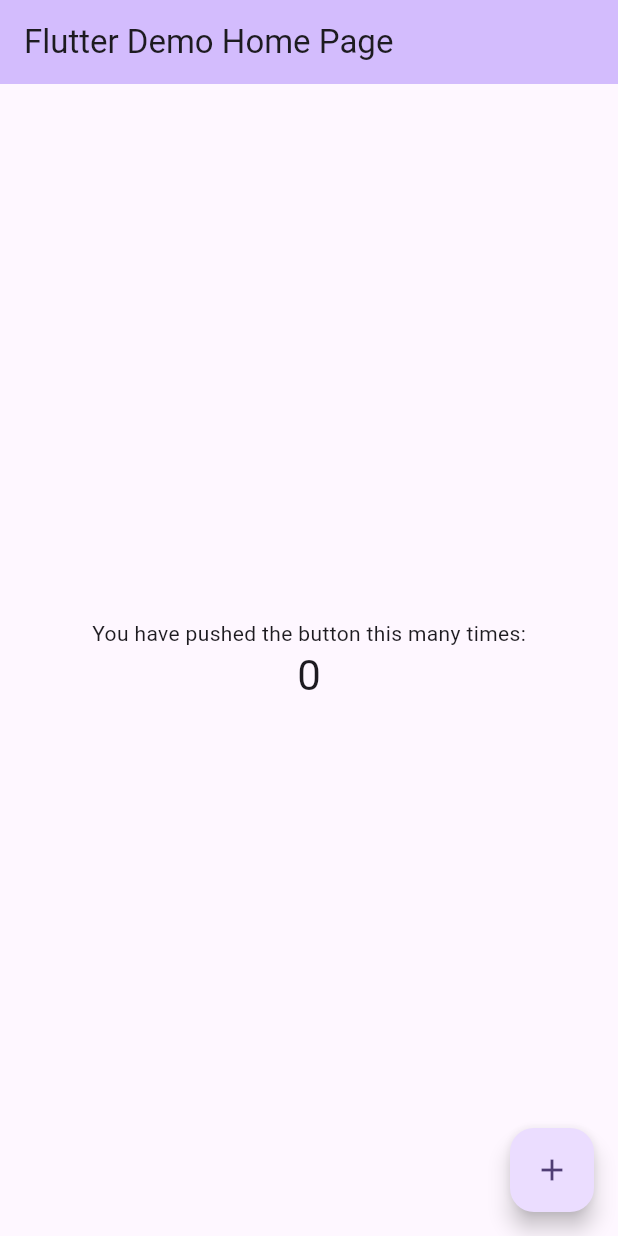
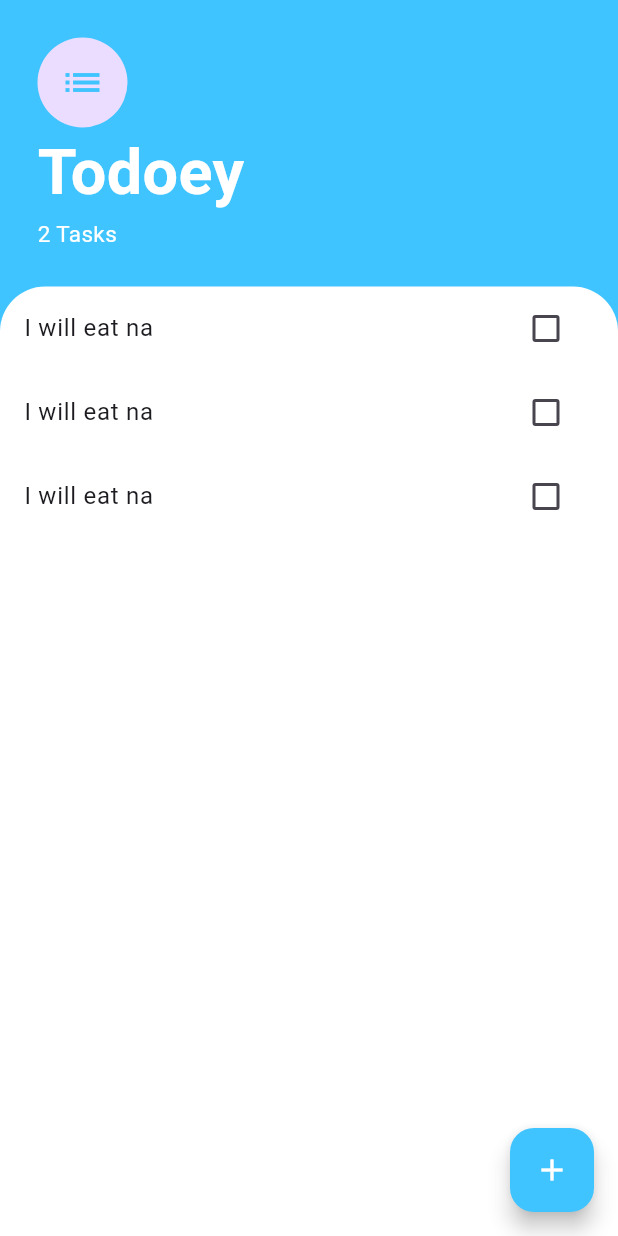
Before and after one commit to Isagani-lapira/todo_application, a Flutter app: the screen it shows after launch, on a phone screen of 412 x 824 dp. Run offline on Flutter 3.47's test engine with Material 3 defaults, Android fonts, the phone set to English and light mode, and no system bars.

Commit message:
Add: homepage UI with tasklist functinality

```diff
--- a/todo_app/lib/main.dart
+++ b/todo_app/lib/main.dart
@@ -1,4 +1,5 @@
 import 'package:flutter/material.dart';
+import 'package:todo_app/screens/home.dart';
 
 void main() {
   runApp(const MyApp());
@@ -7,119 +8,10 @@ void main() {
 class MyApp extends StatelessWidget {
   const MyApp({super.key});
 
-  // This widget is the root of your application.
   @override
   Widget build(BuildContext context) {
-    return MaterialApp(
-      title: 'Flutter Demo',
-      theme: ThemeData(
-        // This is the theme of your application.
-        //
-        // TRY THIS: Try running your application with "flutter run". You'll see
-        // the application has a purple toolbar. Then, without quitting the app,
-        // try changing the seedColor in the colorScheme below to Colors.green
-        // and then invoke "hot reload" (save your changes or press the "hot
-        // reload" button in a Flutter-supported IDE, or press "r" if you used
-        // the command line to start the app).
-        //
-        // Notice that the counter didn't reset back to zero; the application
-        // state is not lost during the reload. To reset the state, use hot
-        // restart instead.
-        //
-        // This works for code too, not just values: Most code changes can be
-        // tested with just a hot reload.
-        colorScheme: ColorScheme.fromSeed(seedColor: Colors.deepPurple),
-        useMaterial3: true,
-      ),
-      home: const MyHomePage(title: 'Flutter Demo Home Page'),
+    return const MaterialApp(
+      home: HomeScreen(),
     );
   }
 }
-
-class MyHomePage extends StatefulWidget {
-  const MyHomePage({super.key, required this.title});
-
-  // This widget is the home page of your application. It is stateful, meaning
-  // that it has a State object (defined below) that contains fields that affect
-  // how it looks.
-
-  // This class is the configuration for the state. It holds the values (in this
-  // case the title) provided by the parent (in this case the App widget) and
-  // used by the build method of the State. Fields in a Widget subclass are
-  // always marked "final".
-
-  final String title;
-
-  @override
-  State<MyHomePage> createState() => _MyHomePageState();
-}
-
-class _MyHomePageState extends State<MyHomePage> {
-  int _counter = 0;
-
-  void _incrementCounter() {
-    setState(() {
-      // This call to setState tells the Flutter framework that something has
-      // changed in this State, which causes it to rerun the build method below
-      // so that the display can reflect the updated values. If we changed
-      // _counter without calling setState(), then the build method would not be
-      // called again, and so nothing would appear to happen.
-      _counter++;
-    });
-  }
-
-  @override
-  Widget build(BuildContext context) {
-    // This method is rerun every time setState is called, for instance as done
-    // by the _incrementCounter method above.
-    //
-    // The Flutter framework has been optimized to make rerunning build methods
-    // fast, so that you can just rebuild anything that needs updating rather
-    // than having to individually change instances of widgets.
-    return Scaffold(
-      appBar: AppBar(
-        // TRY THIS: Try changing the color here to a specific color (to
-        // Colors.amber, perhaps?) and trigger a hot reload to see the AppBar
-        // change color while the other colors stay the same.
-        backgroundColor: Theme.of(context).colorScheme.inversePrimary,
-        // Here we take the value from the MyHomePage object that was created by
-        // the App.build method, and use it to set our appbar title.
-        title: Text(widget.title),
-      ),
-      body: Center(
-        // Center is a layout widget. It takes a single child and positions it
-        // in the middle of the parent.
-        child: Column(
-          // Column is also a layout widget. It takes a list of children and
-          // arranges them vertically. By default, it sizes itself to fit its
-          // children horizontally, and tries to be as tall as its parent.
-          //
-          // Column has various properties to control how it sizes itself and
-          // how it positions its children. Here we use mainAxisAlignment to
-          // center the children vertically; the main axis here is the vertical
-          // axis because Columns are vertical (the cross axis would be
-          // horizontal).
-          //
-          // TRY THIS: Invoke "debug painting" (choose the "Toggle Debug Paint"
-          // action in the IDE, or press "p" in the console), to see the
-          // wireframe for each widget.
-          mainAxisAlignment: MainAxisAlignment.center,
-          children: <Widget>[
-            const Text(
-              'You have pushed the button this many times:',
-            ),
-            Text(
-              '$_counter',
-              style: Theme.of(context).textTheme.headlineMedium,
-            ),
-          ],
-        ),
-      ),
-      floatingActionButton: FloatingActionButton(
-        onPressed: _incrementCounter,
-        tooltip: 'Increment',
-        child: const Icon(Icons.add),
-      ), // This trailing comma makes auto-formatting nicer for build methods.
-    );
-  }
-}
--- /dev/null
+++ b/todo_app/lib/screens/home.dart
@@ -0,0 +1,78 @@
+import 'package:flutter/material.dart';
+import 'package:todo_app/widgets/task_widget.dart';
+
+class HomeScreen extends StatefulWidget {
+  const HomeScreen({super.key});
+
+  @override
+  State<HomeScreen> createState() => _HomeScreenState();
+}
+
+class _HomeScreenState extends State<HomeScreen> {
+  @override
+  Widget build(BuildContext context) {
+    return Scaffold(
+      floatingActionButton: FloatingActionButton(
+        backgroundColor: Colors.lightBlueAccent,
+        onPressed: () {},
+        child: const Icon(
+          Icons.add,
+          color: Colors.white,
+        ),
+      ),
+      backgroundColor: Colors.lightBlueAccent,
+      body: SafeArea(
+        child: Column(
+          crossAxisAlignment: CrossAxisAlignment.start,
+          children: [
+            Container(
+              padding: const EdgeInsets.all(25.0),
+              child: const Column(
+                crossAxisAlignment: CrossAxisAlignment.start,
+                children: [
+                  CircleAvatar(
+                    radius: 30.0,
+                    child: Icon(
+                      Icons.list,
+                      color: Colors.lightBlueAccent,
+                      size: 30.0,
+                    ),
+                  ),
+                  Text(
+                    'Todoey',
+                    style: TextStyle(
+                      color: Colors.white,
+                      fontSize: 42.0,
+                      fontWeight: FontWeight.bold,
+                    ),
+                  ),
+                  Text(
+                    '2 Tasks',
+                    style: TextStyle(
+                      color: Colors.white,
+                      fontSize: 15.0,
+                    ),
+                  )
+                ],
+              ),
+            ),
+            Expanded(
+              child: Container(
+                decoration: const BoxDecoration(
+                  color: Colors.white,
+                  borderRadius: BorderRadius.only(
+                    topLeft: Radius.circular(30.0),
+                    topRight: Radius.circular(
+                      30.0,
+                    ),
+                  ),
+                ),
+                child: const TaskList(),
+              ),
+            )
+          ],
+        ),
+      ),
+    );
+  }
+}
--- /dev/null
+++ b/todo_app/lib/widgets/task_tile.dart
@@ -0,0 +1,52 @@
+import 'package:flutter/material.dart';
+
+class TaskTile extends StatefulWidget {
+  const TaskTile({super.key});
+
+  @override
+  State<TaskTile> createState() => _TaskTileState();
+}
+
+class _TaskTileState extends State<TaskTile> {
+  bool checkState = false;
+  @override
+  Widget build(BuildContext context) {
+    return ListTile(
+      title: Text(
+        'I will eat na',
+        style: TextStyle(
+          decorationThickness: 2.0,
+          decoration: checkState ? TextDecoration.lineThrough : null,
+        ),
+      ),
+      trailing: TaskCheckBox(
+        isChecked: checkState,
+        isChanged: (value) {
+          setState(() {
+            checkState = value;
+          });
+        },
+      ),
+    );
+    ;
+  }
+}
+
+class TaskCheckBox extends StatelessWidget {
+  final Function isChanged;
+  final bool isChecked;
+  const TaskCheckBox({
+    super.key,
+    required this.isChecked,
+    required this.isChanged,
+  });
+
+  @override
+  Widget build(BuildContext context) {
+    return Checkbox(
+      activeColor: Colors.lightBlueAccent,
+      value: isChecked,
+      onChanged: (value) => isChanged(value),
+    );
+  }
+}
--- /dev/null
+++ b/todo_app/lib/widgets/task_widget.dart
@@ -0,0 +1,17 @@
+import 'package:flutter/material.dart';
+import 'package:todo_app/widgets/task_tile.dart';
+
+class TaskList extends StatelessWidget {
+  const TaskList({super.key});
+
+  @override
+  Widget build(BuildContext context) {
+    return ListView(
+      children: const [
+        TaskTile(),
+        TaskTile(),
+        TaskTile(),
+      ],
+    );
+  }
+}
```
